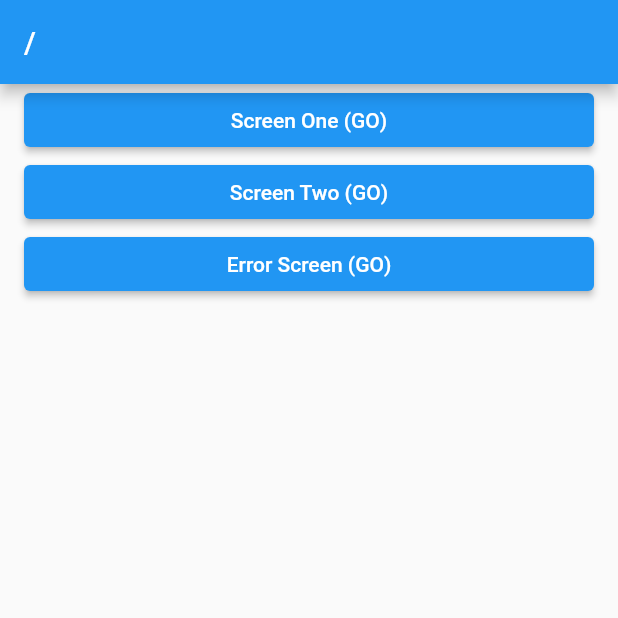
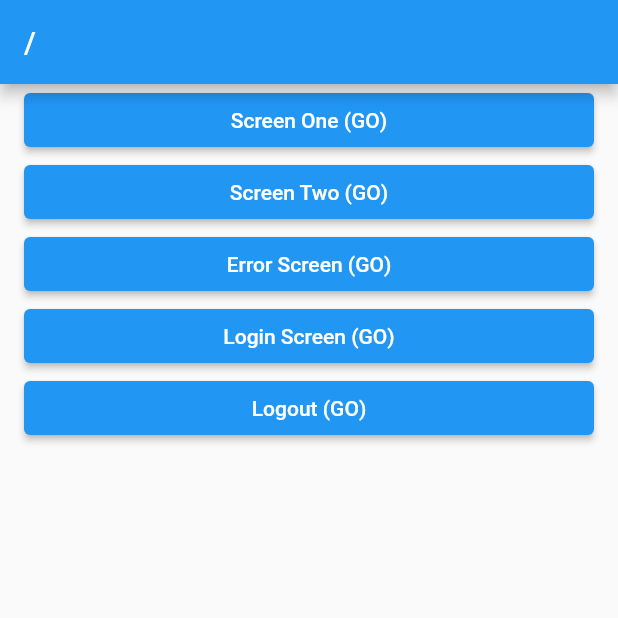
Before and after one commit to SunChulBaek-2/CodeFactoryGoRouter, a Flutter app: the HomeScreen screen opened by its route, on a phone screen of 412 x 824 dp, the top half of it. Run offline on Flutter 3.47's test engine with Material 2 defaults, Android fonts, the light colour scheme and no system bars; our stand-ins replace flutter_riverpod, go_router.

Commit message:
Redirection 테스트하기

```diff
--- a/lib/provider/auth_provider.dart
+++ b/lib/provider/auth_provider.dart
@@ -15,7 +15,7 @@ final routerProvider = Provider<GoRouter>((ref) {
   final authStateProvider = AuthNotifier(ref: ref);
 
   return GoRouter(
-    initialLocation: '/',
+    initialLocation: '/login',
     errorBuilder: (context, state) => ErrorScreen(error: state.error.toString()),
     // redirect
     redirect: authStateProvider._redirectLogic,
@@ -75,7 +75,10 @@ class AuthNotifier extends ChangeNotifier {
         ),
       ]
     ),
-    GoRoute(path: '/login', builder: (_, state) => LoginScreen())
+    GoRoute(
+      path: '/login',
+      builder: (_, state) => LoginScreen()
+    )
   ];
 }
 
--- a/lib/screen/home_screen.dart
+++ b/lib/screen/home_screen.dart
@@ -1,15 +1,17 @@
 import 'package:codefactory_go_router/layout/default_layout.dart';
+import 'package:codefactory_go_router/provider/auth_provider.dart';
 import 'package:codefactory_go_router/screen/1_screen.dart';
 import 'package:codefactory_go_router/screen/2_screen.dart';
 import 'package:codefactory_go_router/screen/3_screen.dart';
 import 'package:flutter/material.dart';
+import 'package:flutter_riverpod/flutter_riverpod.dart';
 import 'package:go_router/go_router.dart';
 
-class HomeScreen extends StatelessWidget {
+class HomeScreen extends ConsumerWidget {
   const HomeScreen({super.key});
 
   @override
-  Widget build(BuildContext context) {
+  Widget build(BuildContext context, WidgetRef ref) {
     return DefaultLayout(
       body: Column(
         crossAxisAlignment: CrossAxisAlignment.stretch,
@@ -32,6 +34,18 @@ class HomeScreen extends StatelessWidget {
               },
               child: Text('Error Screen (GO)')
           ),
+          ElevatedButton(
+              onPressed: () {
+                context.go('/login');
+              },
+              child: Text('Login Screen (GO)')
+          ),
+          ElevatedButton(
+              onPressed: () {
+                ref.read(userProvider.notifier).logout();
+              },
+              child: Text('Logout (GO)')
+          ),
         ],
       )
     );
```
Also changed, not shown: lib/screen/login_screen.dart (+11 -3 lines).
